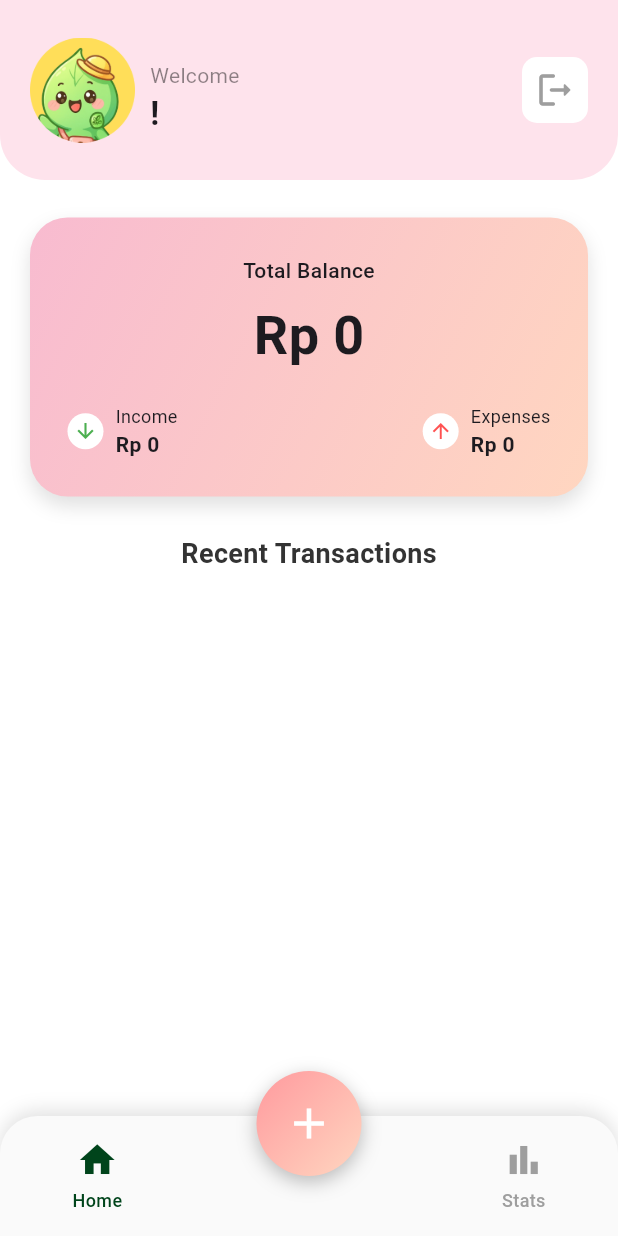
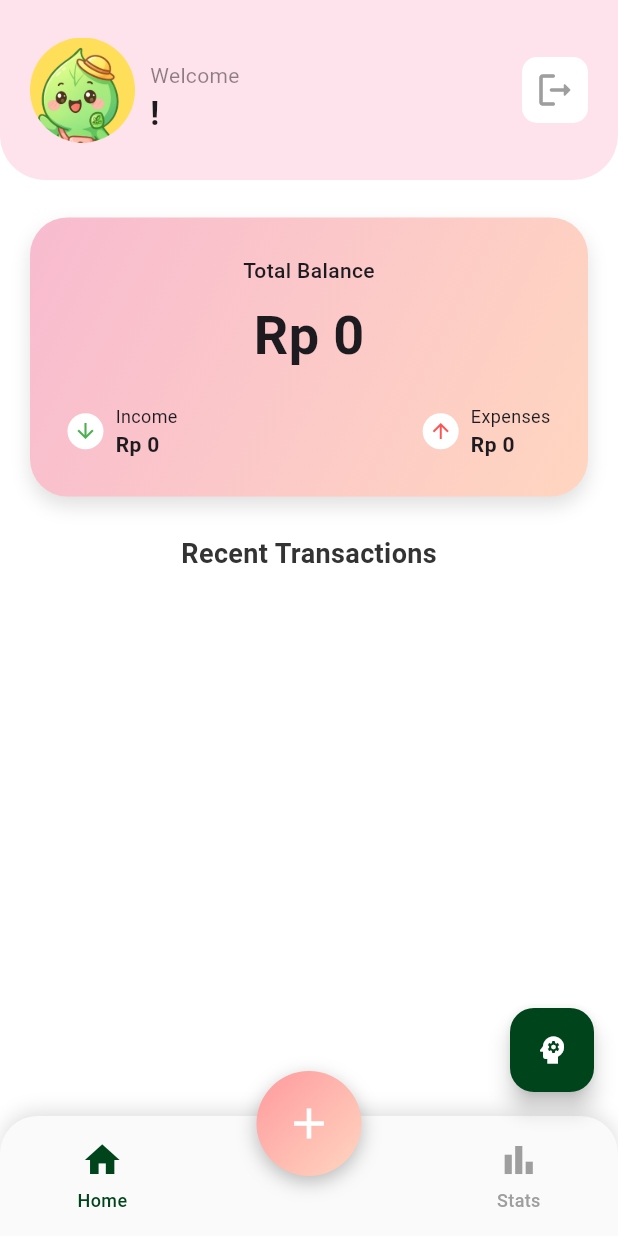
Before and after one commit to Jejessiee/green_savings, a Flutter app: the screen it shows once a user with an empty profile is signed in, on a phone screen of 412 x 824 dp. Run offline on Flutter 3.47's test engine with Material 3 defaults, Android fonts, the phone set to English and light mode, and no system bars; our stand-ins replace cloud_firestore, firebase_auth, firebase_core, fl_chart, flutter_markdown, google_generative_ai and 1 more; accounts and stored records are empty; Roboto replaces fonts that are missing (Montserrat).

Commit message:
Final Commit

```diff
--- a/lib/main.dart
+++ b/lib/main.dart
@@ -9,6 +9,7 @@ import 'screens/home_screen.dart';
 import 'screens/transaction_entry_screen.dart';
 import 'screens/analysis_screen.dart';
 import 'screens/login_screen.dart';
+import 'screens/ai_chat_screen.dart';
 import 'widgets/bottom_nav_bar.dart';
 import 'providers/transaction_provider.dart';
 import 'providers/budget_provider.dart';
@@ -22,14 +23,14 @@ void main() async {
         ChangeNotifierProvider(create: (_) => TransactionProvider()),
         ChangeNotifierProvider(create: (_) => BudgetProvider()),
       ],
-      child: const PiggyFlowApp(),
+      child: const LeafyFlowApp(),
     ),
   );
 }
 
 // Widget utama aplikasi
-class PiggyFlowApp extends StatelessWidget {
-  const PiggyFlowApp({Key? key}) : super(key: key);
+class LeafyFlowApp extends StatelessWidget {
+  const LeafyFlowApp({Key? key}) : super(key: key);
 
   @override
   Widget build(BuildContext context) {
@@ -92,10 +93,11 @@ class _MainScreenState extends State<MainScreen> {
     });
 
     //daftar halaman berdasarkan index
-        _screens = [
-      const Placeholder(), // Tombol tengah untuk input data transaksi
-      HomeScreen(user: widget.user),
-      const AnalysisScreen(), // halaman grafik & analisis
+    _screens = [
+      const Placeholder(), // Index 0: Tombol Add
+      HomeScreen(user: widget.user), // Index 1: Home
+      const AnalysisScreen(), // Index 2: Analysis
+      const AIChatScreen(),   // Index 3: Halaman Chat AI
     ];
   }
 
@@ -193,7 +195,21 @@ class _MainScreenState extends State<MainScreen> {
       body: SafeArea(
         child: _screens[_selectedIndex], // menampilkan halaman sesuai index yang dipilih
       ),
-      bottomNavigationBar: PiggyBottomNavBar(
+      // Tombol Floating AI di pojok kanan bawah
+      // Hanya muncul jika bukan sedang di halaman AI itu sendiri
+      floatingActionButton: _selectedIndex == 3 ? null : FloatingActionButton(
+        onPressed: () {
+          setState(() {
+            _selectedIndex = 3; // Pindah ke halaman AI Chat
+          });
+        },
+        backgroundColor: AppColors.darkGreen,
+        child: const Icon(Icons.psychology, color: Colors.white),
+        tooltip: 'Tanya Leafy',
+      ),
+
+      // Navigasi Bawah Custom
+      bottomNavigationBar: LeafyBottomNavBar(
         currentIndex: _selectedIndex,
         onTap: _onItemTapped,
       ),
--- a/lib/screens/analysis_screen.dart
+++ b/lib/screens/analysis_screen.dart
@@ -473,7 +473,7 @@ class _AnalysisScreenState extends State<AnalysisScreen> {
             style: TextStyle(fontSize: 20, fontWeight: FontWeight.bold)),
         const SizedBox(height: 10),
         Container(
-          height: 300,
+          height: 280,
           padding: const EdgeInsets.all(10),
           decoration: BoxDecoration(
               color: AppColors.primaryPink.withOpacity(0.3),
@@ -523,7 +523,7 @@ class _AnalysisScreenState extends State<AnalysisScreen> {
                           color: colors[idx % colors.length],
                           margin: const EdgeInsets.only(right: 6),
                         ),
-                        Text(cat, style: const TextStyle(fontSize: 12)),
+                        Text(cat, style: const TextStyle(fontSize: 10)),
                       ],
                     );
                   }).toList(),
--- a/lib/widgets/bottom_nav_bar.dart
+++ b/lib/widgets/bottom_nav_bar.dart
@@ -1,11 +1,11 @@
 import 'package:flutter/material.dart';
 import '../app_colors.dart';
 
-class PiggyBottomNavBar extends StatelessWidget {
+class LeafyBottomNavBar extends StatelessWidget {
   final int currentIndex;
   final Function(int) onTap;
 
-  const PiggyBottomNavBar({
+  const LeafyBottomNavBar({
     Key? key,
     required this.currentIndex,
     required this.onTap,
@@ -39,8 +39,8 @@ class PiggyBottomNavBar extends StatelessWidget {
               mainAxisAlignment: MainAxisAlignment.spaceAround,
               children: [
                 _buildNavItem(1, Icons.home_outlined, Icons.home, 'Home'),
-                const SizedBox(width: 60), // ruang kosong untuk tombol add transaction
-                _buildNavItem(2, Icons.bar_chart_outlined, Icons.bar_chart, 'Stats'),
+                const SizedBox(width: 40), // Space untuk tombol tengah
+                _buildNavItem(2, Icons.bar_chart_outlined, Icons.bar_chart, 'Stats')
               ],
             ),
           ),
--- a/pubspec.yaml
+++ b/pubspec.yaml
@@ -39,6 +39,7 @@ dependencies:
   intl: ^0.18.1
   fl_chart: ^1.1.1
   flutter_launcher_icons: ^0.14.4
+  flutter_markdown: ^0.7.0 # Agar teks jawaban AI lebih rapi
 
   # API Firebase (Firestore & Authentication)
   firebase_core: ^4.2.1
```
Also changed, not shown: lib/screens/ai_chat_screen.dart (added, +140 -0 lines), lib/services/gemini_service.dart (added, +48 -0 lines), pubspec.lock, 2 other files.
